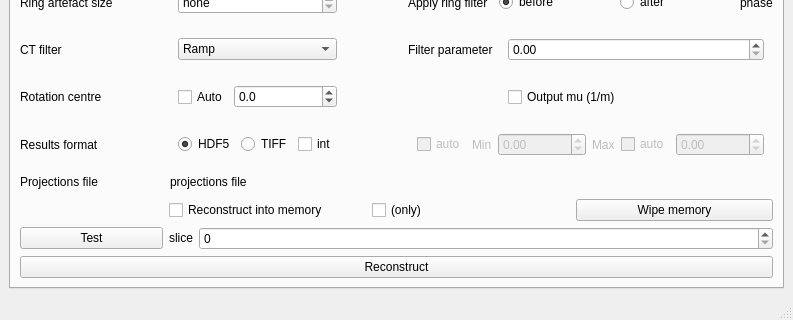
AustralianSynchrotron/imblproc, file share/imblproc/imbl-ui.ui: the form before one commit; both pictures show x 0 to 793 and y 157 to 477 of the 793 by 477 pixel window.
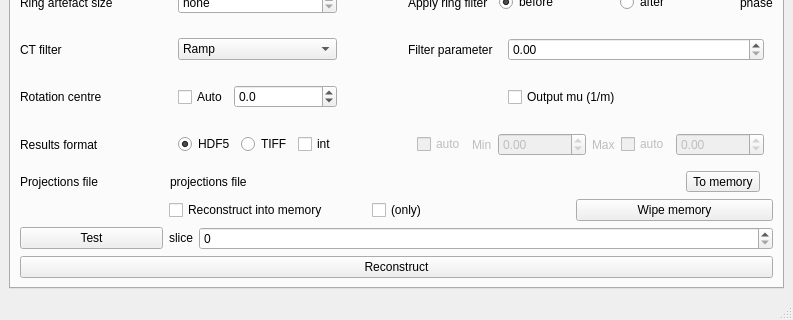
The form after the commit. The open tabs and pages were chosen to show the change. Icons and pictures are not drawn.

Patch:
```diff
--- a/share/imblproc/imbl-ui.ui
+++ b/share/imblproc/imbl-ui.ui
@@ -1760,7 +1760,7 @@
          </widget>
         </item>
         <item row="6" column="1" colspan="4">
-         <layout class="QHBoxLayout" name="horizontalLayout_34" stretch="1,0">
+         <layout class="QHBoxLayout" name="horizontalLayout_34" stretch="1,0,0">
           <item>
            <widget class="QPushButton" name="prFile">
             <property name="toolTip">
@@ -1777,6 +1777,16 @@
             </property>
            </widget>
           </item>
+          <item>
+           <widget class="QToolButton" name="cleanToMemory">
+            <property name="toolTip">
+             <string>if clean projections file found in home directory, uploads it into memory to operates further from there.</string>
+            </property>
+            <property name="text">
+             <string>To memory</string>
+            </property>
+           </widget>
+          </item>
           <item>
            <widget class="QLabel" name="prShape">
             <property name="sizePolicy">
```
Left out of the diff: 12 changed lines with no effect on the pictures.
